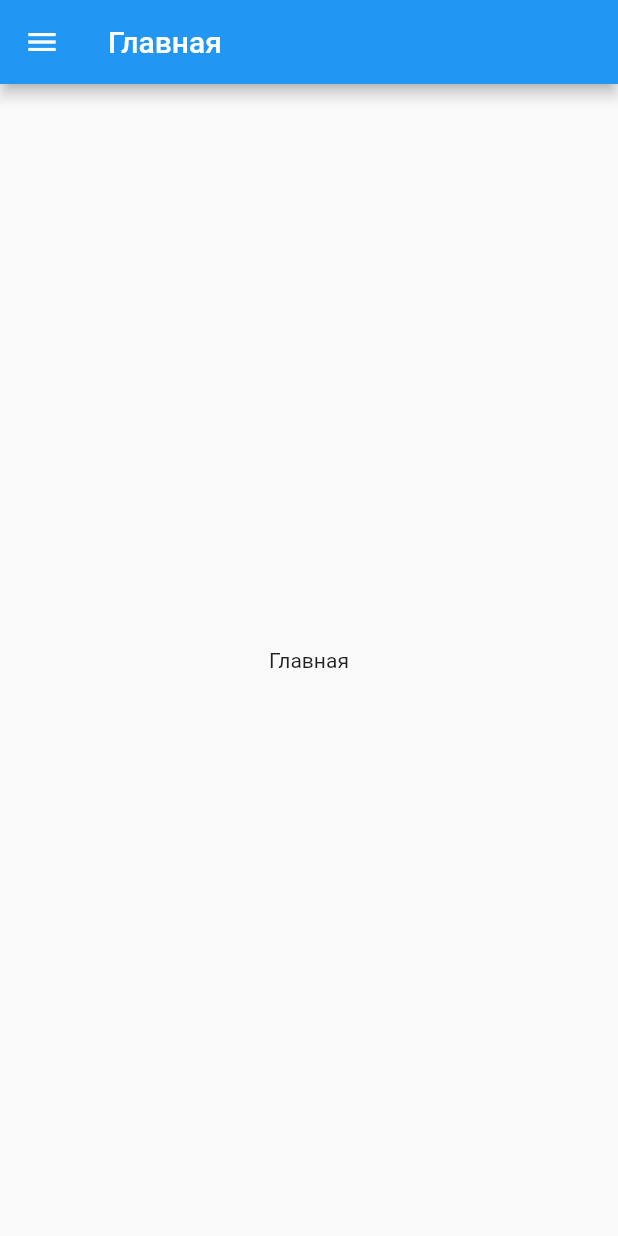
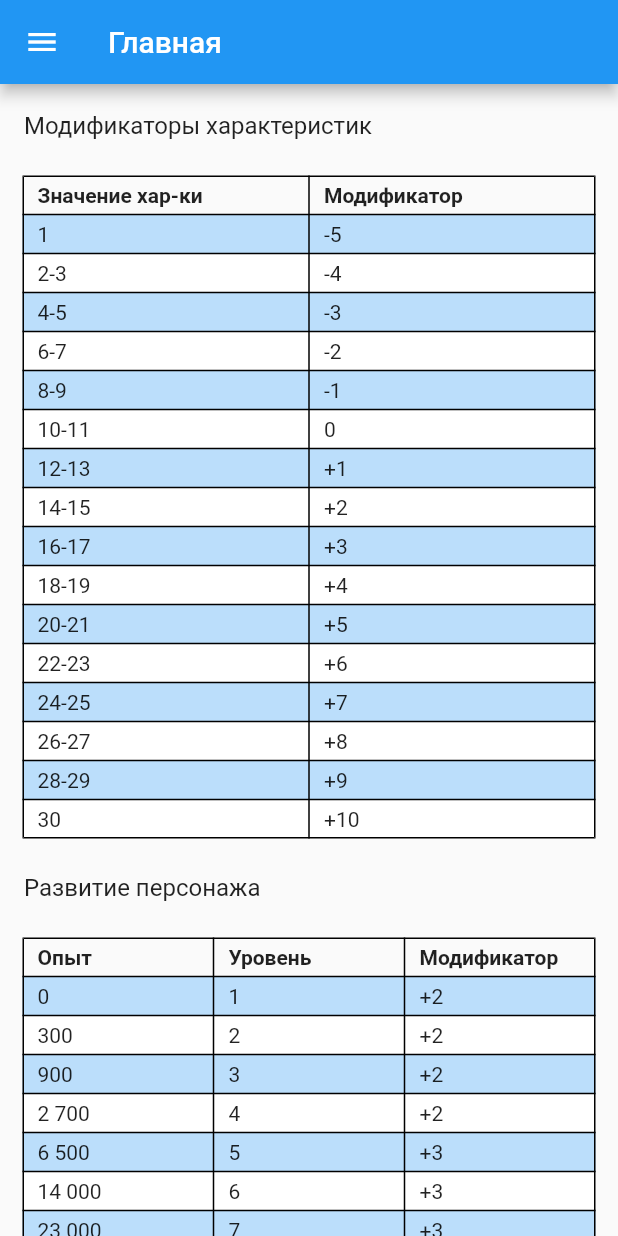
Before and after one commit to oxy-coach/flutter-dnd-catalog, a Flutter app: the screen it shows after launch, on a phone screen of 412 x 824 dp. Run offline on Flutter 3.47's test engine with Material 2 defaults, Android fonts, the phone set to English and light mode, and no system bars; our stand-ins replace flutter_html, sqflite; accounts and stored records are empty.

Commit message:
added tables for home page

```diff
--- a/lib/main.dart
+++ b/lib/main.dart
@@ -1,4 +1,3 @@
-
 
 import 'package:flutter/material.dart';
 import 'package:scoped_model/scoped_model.dart';
--- a/lib/pages/home.dart
+++ b/lib/pages/home.dart
@@ -8,11 +8,96 @@ class HomePage extends StatelessWidget {
   Widget build(BuildContext context) {
     return DndCatalogPage(
       title: "Главная",
-      widget: Center(
-        child: Container(
-          child: Text('Главная'),
-        ),
+      widget: ListView(
+        children: List<Widget>.from(tables.map((table) => _renderTable(table)).toList())
       )
     );
   }
+
+  final tables = [
+    {
+      'title': "Модификаторы характеристик",
+      'rows': [
+        ['Значение хар-ки', 'Модификатор'],
+        ['1', '-5'],
+        ['2-3', '-4'],
+        ['4-5', '-3'],
+        ['6-7', '-2'],
+        ['8-9', '-1'],
+        ['10-11', '0'],
+        ['12-13', '+1'],
+        ['14-15', '+2'],
+        ['16-17', '+3'],
+        ['18-19', '+4'],
+        ['20-21', '+5'],
+        ['22-23', '+6'],
+        ['24-25', '+7'],
+        ['26-27', '+8'],
+        ['28-29', '+9'],
+        ['30', '+10'],
+      ],
+    },
+    {
+      'title': "Развитие персонажа",
+      'rows': [
+        ['Опыт', 'Уровень', 'Модификатор'],
+        ['0', '1', '+2'],
+        ['300', '2', '+2'],
+        ['900', '3', '+2'],
+        ['2 700', '4', '+2'],
+        ['6 500', '5', '+3'],
+        ['14 000', '6', '+3'],
+        ['23 000', '7', '+3'],
+        ['34 000', '8', '+3'],
+        ['48 000', '9', '+4'],
+        ['64 000', '10', '+4'],
+        ['85 000', '11', '+4'],
+        ['100 000', '12', '+4'],
+        ['120 000', '13', '+5'],
+        ['140 000', '14', '+5'],
+        ['165 000', '15', '+5'],
+        ['195 000', '16', '+5'],
+        ['225 000', '17', '+6'],
+        ['265 000', '18', '+6'],
+        ['305 000', '19', '+6'],
+        ['335 000', '20', '+6'],
+      ],
+    }
+  ];
+
+  Widget _renderTable(table) {
+    int index = 0;
+    return Column(
+      children: <Widget>[
+        ListTile(title: Text(table['title'])),
+        Container(
+          padding: EdgeInsets.symmetric(horizontal: 15.0, vertical: 5.0),
+          child: Table(
+            border: TableBorder.all(),
+            children: List<TableRow>.from(table['rows'].map((row) {
+              return _renderTableRow(row, index++);
+            }).toList())
+          ),
+        )
+      ],
+    );
+  }
+
+  _renderTableRow(row, index) {
+    var style = ((index % 2) == 1) ? Colors.blue[100] : Colors.white ;
+    return TableRow(
+      decoration: BoxDecoration(
+        color: (index == 0) ? null : style,
+      ),
+      children: List<Widget>.from(row.map((item) {
+        var bold = (index > 0) ? FontWeight.normal : FontWeight.bold;
+        return TableCell(
+          child: Container(
+            padding: EdgeInsets.symmetric(vertical: 5.0, horizontal: 10.0),
+            child: Text(item, style: TextStyle(fontWeight: bold)),
+          ),
+        );
+      }).toList())
+    );
+  }
 }
```
